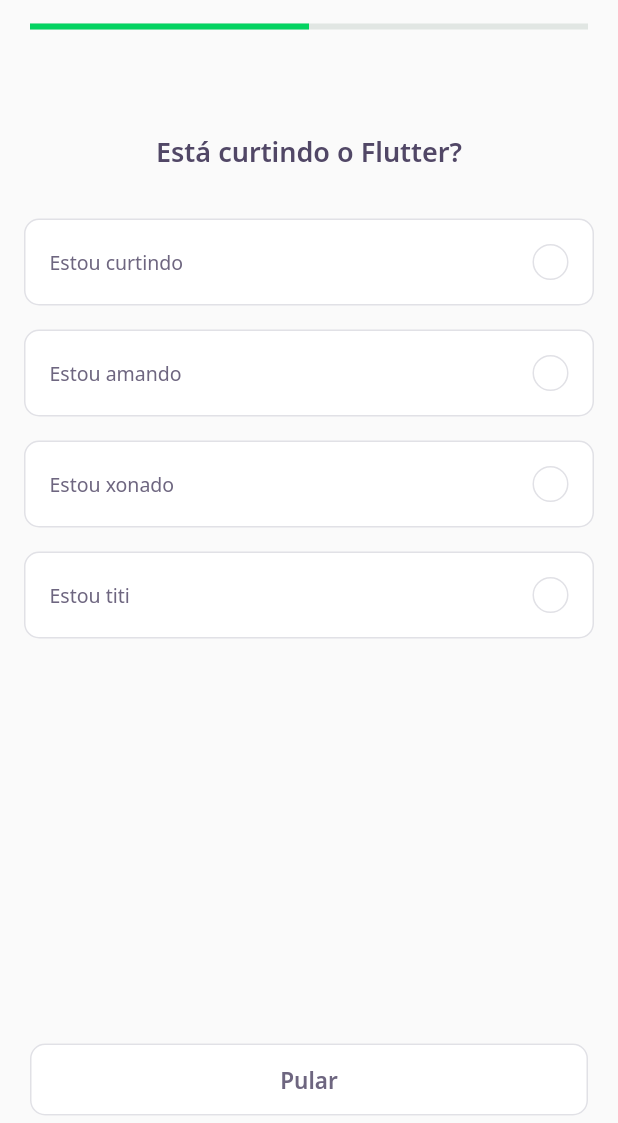
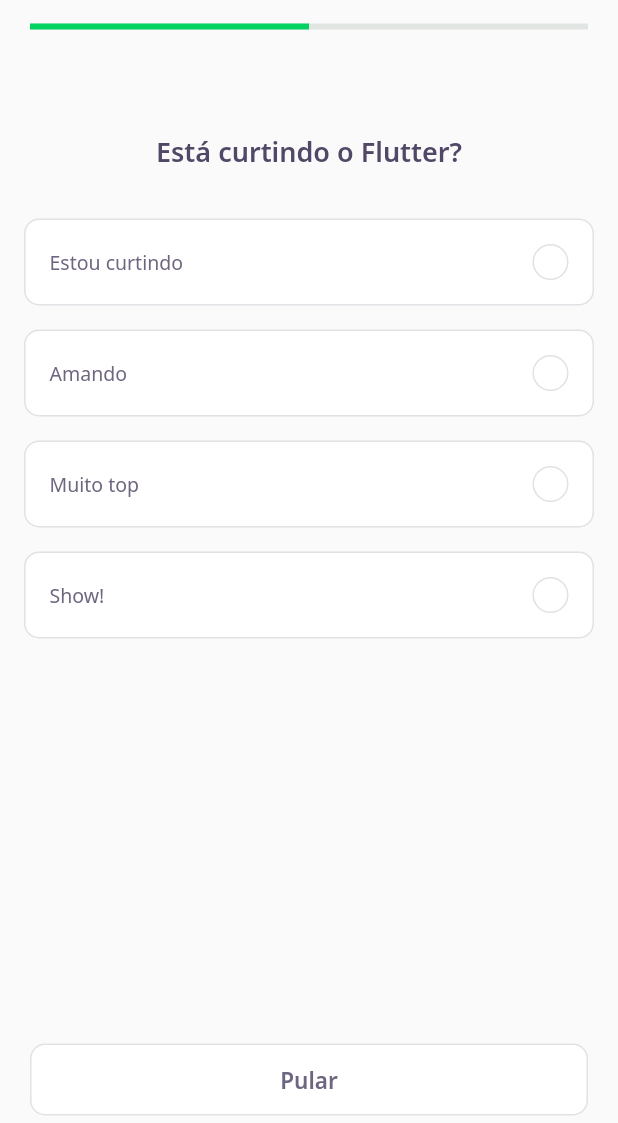
Before and after one commit to Brendhon/Dev_Quiz, a Flutter app: the screen it shows after launch, after a tap on "NLW 5 Flutter", on a phone screen of 412 x 824 dp, the part 113-1236 px from its top. Run offline on Flutter 3.47's test engine with Material 2 defaults, Android fonts, the phone set to English and light mode, and no system bars; our stand-ins replace google_fonts, share_plus; accounts and stored records are empty; network calls fail.

Commit message:
Day: Five

```diff
--- a/assets/database/quizzes.json
+++ b/assets/database/quizzes.json
@@ -9,18 +9,18 @@
         "title": "Está curtindo o Flutter?",
         "answers": [
               {"title": "Estou curtindo", "isRight": true},
-              {"title": "Estou amando"},
-              {"title": "Estou xonado"},
-              {"title": "Estou titi"}
+              {"title": "Amando"},
+              {"title": "Muito top"},
+              {"title": "Show!"}
         ]
       },
       {
-        "title": "Está curtindo o Flutter?",
+        "title": "O que o Flutter faz em sua totalidade?",
         "answers": [
-              {"title": "Estou curtindo", "isRight": true},
-              {"title": "Estou amando"},
-              {"title": "Estou xonado"},
-              {"title": "Estou titi"}
+              {"title": "Kit de desenvolvimento de interface de usuário"},
+              {"title": "Possibilita a criação de aplicativos compilados nativamente", "isRight": true},
+              {"title": "Acho que é uma marca de café do Himalaia"},
+              {"title": "Possibilita a criação de desktops que são muito incríveis"}
         ]
       }
     ]
--- a/assets/database/user.json
+++ b/assets/database/user.json
@@ -1,5 +1,5 @@
 {
   "name": "Brendhon DEV",
-  "score": 60,
+  "score": 50,
   "photoUrl": "https://avatars.githubusercontent.com/u/52840078?v=4"
 }
--- a/lib/challenge/challenge_controller.dart
+++ b/lib/challenge/challenge_controller.dart
@@ -4,4 +4,6 @@ class ChallegeController {
   final currentPageNotifier = ValueNotifier<int>(1);
   int get currentPage => currentPageNotifier.value;
   set currentPage(int value) => currentPageNotifier.value = value;
+
+  int qtdRightAnswers = 0;
 }
--- a/lib/challenge/widgets/answer/answer_widget.dart
+++ b/lib/challenge/widgets/answer/answer_widget.dart
@@ -7,7 +7,7 @@ class AnswersWidget extends StatelessWidget {
   final AnswersModel answer;
   final bool isSelected;
   final bool disabled;
-  final VoidCallback onTap;
+  final ValueChanged<bool> onTap;
 
   // Construtor
   AnswersWidget({
@@ -41,7 +41,9 @@ class AnswersWidget extends StatelessWidget {
       child: IgnorePointer(
         ignoring: disabled,
               child: GestureDetector(
-          onTap: onTap,
+          onTap: () {
+            onTap(answer.isRight);
+          },
                 child: Container(
             padding: EdgeInsets.all(16),
             decoration: BoxDecoration(
--- a/lib/challenge/widgets/next_button/next_button_widget.dart
+++ b/lib/challenge/widgets/next_button/next_button_widget.dart
@@ -11,6 +11,13 @@ class NextButtonWidget extends StatelessWidget {
 
   NextButtonWidget.green({ required String label, required VoidCallback onTap })
       : this.backgroundColor = AppColors.darkGreen,
+        this.fontColor = AppColors.white,
+        this.borderColor = AppColors.green,
+        this.onTap = onTap,
+        this.label = label;
+
+  NextButtonWidget.purple({ required String label, required VoidCallback onTap })
+      : this.backgroundColor = AppColors.purple,
         this.fontColor = AppColors.white,
         this.borderColor = AppColors.green,
         this.onTap = onTap,
--- a/lib/challenge/widgets/quiz/quiz_widget.dart
+++ b/lib/challenge/widgets/quiz/quiz_widget.dart
@@ -6,8 +6,8 @@ import 'package:flutter/material.dart';
 
 class QuizWidget extends StatefulWidget {
   final QuestionModel question;
-  final VoidCallback onChange;
-  QuizWidget({required this.question, required this.onChange});
+  final ValueChanged<bool> onSelected;
+  QuizWidget({required this.question, required this.onSelected});
 
   @override
   _QuizWidgetState createState() => _QuizWidgetState();
@@ -38,10 +38,10 @@ class _QuizWidgetState extends State<QuizWidget> {
               answer: answer(i),
               disabled: indexSelected != -1,
               isSelected: indexSelected == i,
-              onTap: () {
+              onTap: (value) {
                 indexSelected = i;
                 setState(() {});
-                Future.delayed(Duration(seconds: 1)).then((value) => widget.onChange());
+                Future.delayed(Duration(seconds: 1)).then((_) => widget.onSelected(value));
               },
             )
 
--- a/lib/core/app_widget.dart
+++ b/lib/core/app_widget.dart
@@ -1,5 +1,3 @@
-import 'package:DevQuiz/challenge/challenge_page.dart';
-import 'package:DevQuiz/home/home_page.dart';
 import 'package:DevQuiz/splash/splash_page.dart';
 import 'package:flutter/material.dart';
 
@@ -8,7 +6,7 @@ class AppWidget extends StatelessWidget {
   Widget build(BuildContext context) {
     return MaterialApp(
       title: "DevQuiz",
-      home: HomePage(),
+      home: SplashPage(),
     );
   }
 }
--- a/lib/home/home_page.dart
+++ b/lib/home/home_page.dart
@@ -75,7 +75,10 @@ class _HomePageState extends State<HomePage> {
                               Navigator.push(
                                   context,
                                   MaterialPageRoute(
-                                      builder: (context) => ChallengePage(questions: e.questions,)));
+                                      builder: (context) => ChallengePage(
+                                            questions: e.questions,
+                                            title: e.title,
+                                          )));
                             },
                             title: e.title,
                             compreted:
--- a/lib/home/widgets/appbar/app_bar_widget.dart
+++ b/lib/home/widgets/appbar/app_bar_widget.dart
@@ -47,7 +47,7 @@ class AppBarWidget extends PreferredSize {
                       ],
                     ),
                   ),
-                  Align(alignment: Alignment(0, 1), child: ScoreCardWidget())
+                  Align(alignment: Alignment(0, 1), child: ScoreCardWidget(percent: user.score/100,))
                 ],
               ),
             ));
--- a/lib/home/widgets/chart/chart_widget.dart
+++ b/lib/home/widgets/chart/chart_widget.dart
@@ -1,13 +1,42 @@
-import '../../../core/core.dart';
 import 'package:flutter/material.dart';
 
-class ChartWidget extends StatelessWidget {
+import '../../../core/core.dart';
+
+class ChartWidget extends StatefulWidget {
+  final double percent;
+  const ChartWidget({
+    Key? key,
+    required this.percent,
+  }) : super(key: key);
+  @override
+  _ChartWidgetState createState() => _ChartWidgetState();
+}
+
+class _ChartWidgetState extends State<ChartWidget>
+    with SingleTickerProviderStateMixin {
+  late AnimationController _controller;
+  late Animation<double> _animation;
+
+  void _initAnimation() {
+    _controller =
+        AnimationController(vsync: this, duration: Duration(seconds: 3));
+    _animation =
+        Tween<double>(begin: 0.0, end: widget.percent).animate(_controller);
+    _controller.forward();
+  }
+
+  @override
+  void initState() {
+    _initAnimation();
+    super.initState();
+  }
+
   @override
   Widget build(BuildContext context) {
     return Container(
       height: 80,
       width: 80,
-      child: Stack(
+      child: AnimatedBuilder(animation:  _animation, builder: (context, _) => Stack(
         children: [
           Center(
             child: Container(
@@ -15,19 +44,20 @@ class ChartWidget extends StatelessWidget {
               width: 80,
               child: CircularProgressIndicator(
                 strokeWidth: 10,
-                value: 0.75,
+                value: _animation.value,
                 backgroundColor: AppColors.chartSecondary,
-                valueColor: AlwaysStoppedAnimation<Color>(AppColors.chartPrimary),
+                valueColor:
+                    AlwaysStoppedAnimation<Color>(AppColors.chartPrimary),
               ),
             ),
           ),
           Center(
               child: Text(
-            "75%",
+            "${(_animation.value *100).toInt()}%",
             style: AppTextStyles.heading,
           ))
         ],
-      ),
+      ),)
     );
   }
 }
--- a/lib/home/widgets/score_card/score_card_widget.dart
+++ b/lib/home/widgets/score_card/score_card_widget.dart
@@ -1,8 +1,17 @@
-import 'package:DevQuiz/home/widgets/chart/chart_widget.dart';
-import '../../../core/core.dart';
 import 'package:flutter/material.dart';
 
+import 'package:DevQuiz/home/widgets/chart/chart_widget.dart';
+
+import '../../../core/core.dart';
+
 class ScoreCardWidget extends StatelessWidget {
+  final double percent;
+
+  const ScoreCardWidget({
+    Key? key,
+    required this.percent,
+  }) : super(key: key);
+
   @override
   Widget build(BuildContext context) {
     return Padding(
@@ -18,7 +27,7 @@ class ScoreCardWidget extends StatelessWidget {
           child: Row(
             crossAxisAlignment: CrossAxisAlignment.center,
             children: [
-              Expanded(flex: 1, child: ChartWidget()),
+              Expanded(flex: 1, child: ChartWidget(percent: percent,)),
               Expanded(
                 flex: 3,
                 child: Padding(
--- a/lib/splash/splash_page.dart
+++ b/lib/splash/splash_page.dart
@@ -1,13 +1,21 @@
+import 'package:DevQuiz/home/home_page.dart';
 import '../core/core.dart';
 import 'package:flutter/material.dart';
 
 class SplashPage extends StatelessWidget {
   @override
   Widget build(BuildContext context) {
+    Future.delayed(Duration(
+      seconds: 2,
+    )).then((value) => Navigator.pushReplacement(
+        context, MaterialPageRoute(builder: (context) => HomePage())));
+
     return Scaffold(
       body: Container(
         decoration: BoxDecoration(gradient: AppGradients.linear),
-        child: Center(child: Image.asset(AppImages.logo),),
+        child: Center(
+          child: Image.asset(AppImages.logo),
+        ),
       ),
     );
   }
--- a/pubspec.yaml
+++ b/pubspec.yaml
@@ -10,6 +10,7 @@ dependencies:
     sdk: flutter
   cupertino_icons: ^1.0.2
   google_fonts: ^2.0.0
+  share_plus: ^2.0.1
 
 dev_dependencies:
   flutter_test:
```
Also changed, not shown: lib/challenge/challenge_page.dart (+20 -6 lines), lib/result/result_page.dart (added, +95 -0 lines), assets/images/trophy.png, pubspec.lock.
